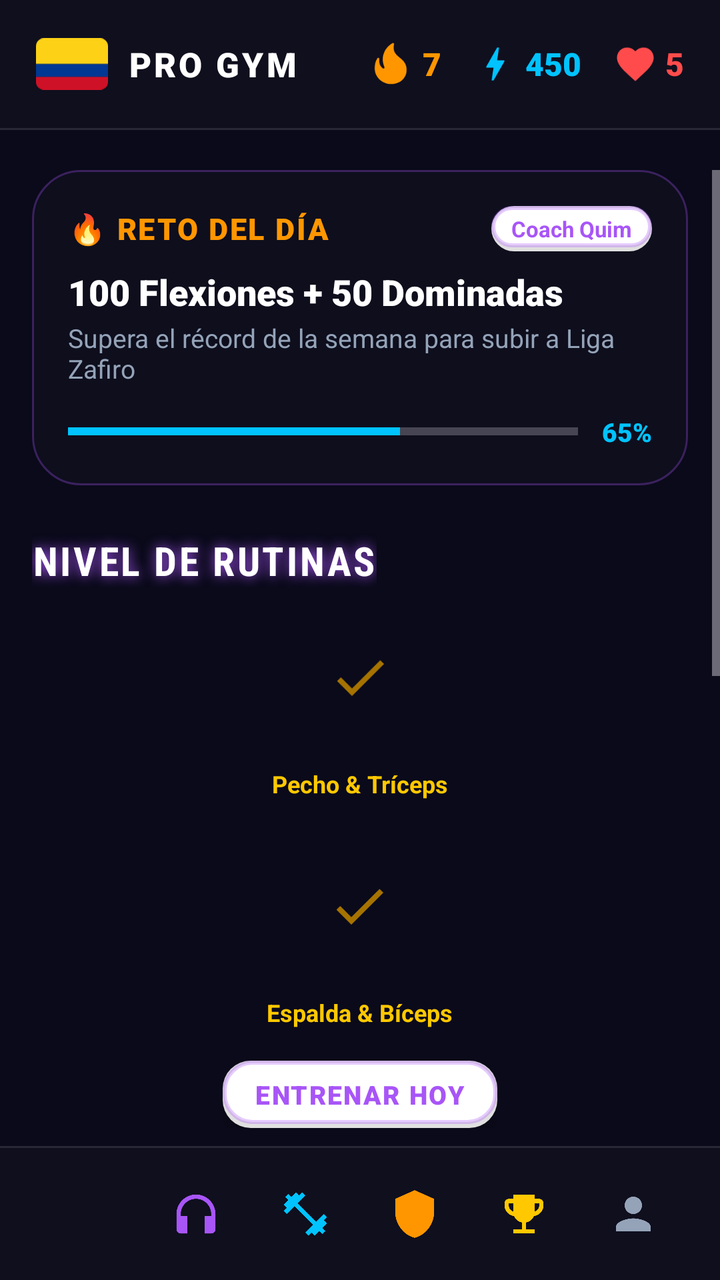
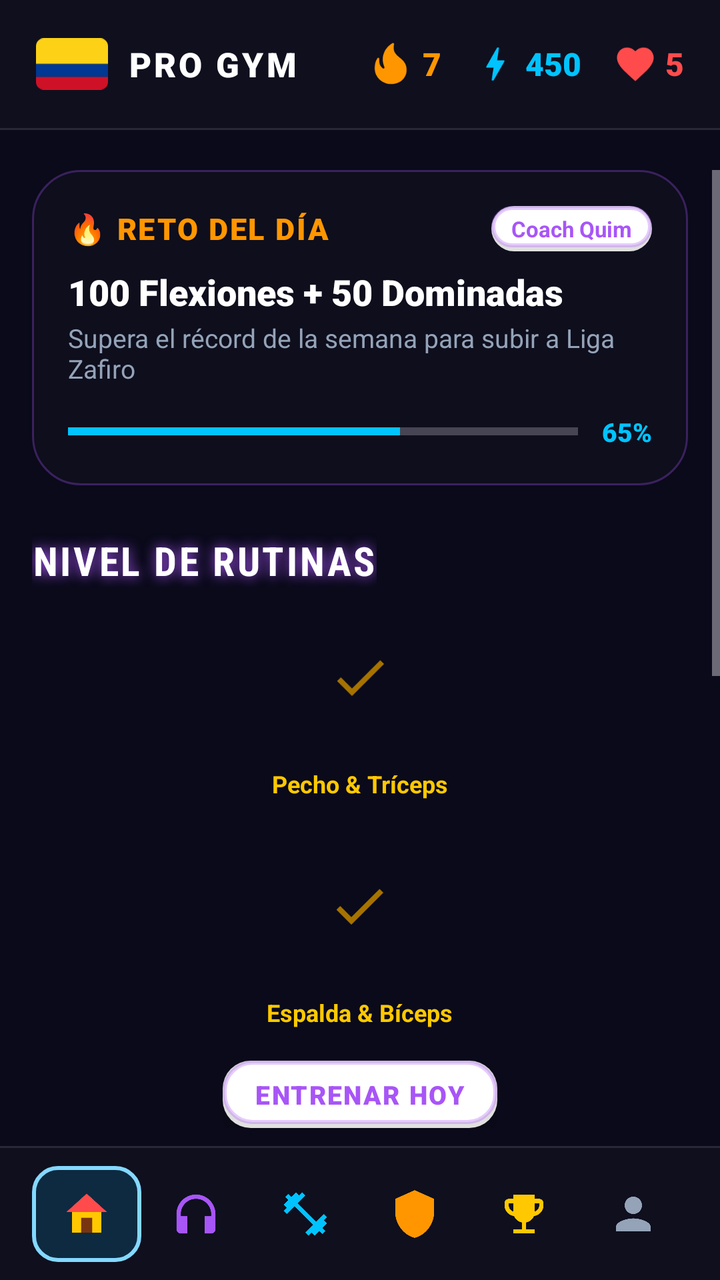

Two renders of the same Android screen: before a commit and after it. Below are the layout's source before the change and the commit's diff.
<!-- AndroidManifest.xml: application theme Theme.PROGYM -->
<!-- res/layout/activity_main.xml -->
<?xml version="1.0" encoding="utf-8"?>
<LinearLayout xmlns:android="http://schemas.android.com/apk/res/android"
    xmlns:app="http://schemas.android.com/apk/res-auto"
    xmlns:tools="http://schemas.android.com/tools"
    android:id="@+id/main"
    android:layout_width="match_parent"
    android:layout_height="match_parent"
    android:background="@color/progym_dark"
    android:orientation="vertical"
    tools:context=".MainActivity">

    
    <LinearLayout
        android:layout_width="match_parent"
        android:layout_height="64dp"
        android:background="@color/progym_nav"
        android:gravity="center_vertical"
        android:orientation="horizontal"
        android:paddingHorizontal="18dp">

        
        <ImageView
            android:id="@+id/ivBandera"
            android:layout_width="36dp"
            android:layout_height="26dp"
            android:contentDescription="Bandera de Colombia"
            android:src="@drawable/ic_flag_colombia" />

        <TextView
            android:layout_width="wrap_content"
            android:layout_height="wrap_content"
            android:layout_marginStart="10dp"
            android:fontFamily="sans-serif-black"
            android:letterSpacing="0.08"
            android:text="PRO GYM"
            android:textColor="@color/white"
            android:textSize="17sp" />

        <View
            android:layout_width="0dp"
            android:layout_height="1dp"
            android:layout_weight="1" />

        
        <ImageView
            android:layout_width="24dp"
            android:layout_height="24dp"
            android:importantForAccessibility="no"
            android:src="@drawable/ic_fire"
            app:tint="@color/duo_fire" />

        <TextView
            android:id="@+id/tvRacha"
            android:layout_width="wrap_content"
            android:layout_height="wrap_content"
            android:layout_marginStart="4dp"
            android:layout_marginEnd="16dp"
            android:fontFamily="sans-serif-black"
            android:text="7"
            android:textColor="@color/duo_fire"
            android:textSize="16sp" />

        
        <ImageView
            android:layout_width="22dp"
            android:layout_height="22dp"
            android:importantForAccessibility="no"
            android:src="@drawable/ic_bolt"
            app:tint="@color/duo_gem" />

        <TextView
            android:id="@+id/tvXp"
            android:layout_width="wrap_content"
            android:layout_height="wrap_content"
            android:layout_marginStart="4dp"
            android:layout_marginEnd="16dp"
            android:fontFamily="sans-serif-black"
            android:text="450"
            android:textColor="@color/duo_gem"
            android:textSize="16sp" />

        
        <ImageView
            android:layout_width="22dp"
            android:layout_height="22dp"
            android:importantForAccessibility="no"
            android:src="@drawable/ic_heart"
            app:tint="@color/duo_heart" />

        <TextView
            android:id="@+id/tvVidas"
            android:layout_width="wrap_content"
            android:layout_height="wrap_content"
            android:layout_marginStart="4dp"
            android:fontFamily="sans-serif-black"
            android:text="5"
            android:textColor="@color/duo_heart"
            android:textSize="16sp" />
    </LinearLayout>

    <View
        android:layout_width="match_parent"
        android:layout_height="1dp"
        android:background="@color/progym_divider" />

    
    <ScrollView
        android:id="@+id/scrollContenido"
        android:layout_width="match_parent"
        android:layout_height="0dp"
        android:layout_weight="1"
        android:clipToPadding="false"
        android:fillViewport="true"
        android:paddingVertical="20dp">

        <LinearLayout
            android:layout_width="match_parent"
            android:layout_height="wrap_content"
            android:orientation="vertical"
            android:paddingHorizontal="16dp">

            
            <LinearLayout
                android:layout_width="match_parent"
                android:layout_height="wrap_content"
                android:background="@drawable/bg_card"
                android:orientation="vertical"
                android:padding="18dp">

                <LinearLayout
                    android:layout_width="match_parent"
                    android:layout_height="wrap_content"
                    android:gravity="center_vertical"
                    android:orientation="horizontal">

                    <TextView
                        android:layout_width="0dp"
                        android:layout_height="wrap_content"
                        android:layout_weight="1"
                        android:fontFamily="sans-serif-black"
                        android:letterSpacing="0.06"
                        android:text="🔥 RETO DEL DÍA"
                        android:textColor="@color/duo_fire"
                        android:textSize="15sp" />

                    <TextView
                        android:layout_width="wrap_content"
                        android:layout_height="wrap_content"
                        android:background="@drawable/bg_duo_speech_bubble"
                        android:paddingHorizontal="10dp"
                        android:paddingVertical="4dp"
                        android:text="Coach Quim"
                        android:textColor="@color/progym_primary"
                        android:textSize="11sp"
                        android:textStyle="bold" />
                </LinearLayout>

                <TextView
                    android:layout_width="wrap_content"
                    android:layout_height="wrap_content"
                    android:layout_marginTop="8dp"
                    android:fontFamily="sans-serif-black"
                    android:text="100 Flexiones + 50 Dominadas"
                    android:textColor="@color/white"
                    android:textSize="18sp" />

                <TextView
                    android:layout_width="wrap_content"
                    android:layout_height="wrap_content"
                    android:layout_marginTop="2dp"
                    android:text="Supera el récord de la semana para subir a Liga Zafiro"
                    android:textColor="@color/progym_text_muted"
                    android:textSize="13sp" />

                
                <LinearLayout
                    android:layout_width="match_parent"
                    android:layout_height="wrap_content"
                    android:layout_marginTop="14dp"
                    android:gravity="center_vertical"
                    android:orientation="horizontal">

                    <ProgressBar
                        style="?android:attr/progressBarStyleHorizontal"
                        android:layout_width="0dp"
                        android:layout_height="10dp"
                        android:layout_weight="1"
                        android:max="100"
                        android:progress="65"
                        android:progressTint="@color/progym_secondary" />

                    <TextView
                        android:layout_width="wrap_content"
                        android:layout_height="wrap_content"
                        android:layout_marginStart="12dp"
                        android:fontFamily="sans-serif-black"
                        android:text="65%"
                        android:textColor="@color/progym_secondary"
                        android:textSize="13sp" />
                </LinearLayout>
            </LinearLayout>

            
            <TextView
                style="@style/ProGym_Titulo"
                android:layout_width="wrap_content"
                android:layout_height="wrap_content"
                android:layout_marginTop="24dp"
                android:layout_marginBottom="12dp"
                android:text="NIVEL DE RUTINAS"
                android:textSize="20sp" />

            
            <RelativeLayout
                android:layout_width="match_parent"
                android:layout_height="wrap_content"
                android:layout_marginBottom="24dp">

                
                <LinearLayout
                    android:id="@+id/bloqueRutina1"
                    android:layout_width="wrap_content"
                    android:layout_height="wrap_content"
                    android:layout_centerHorizontal="true"
                    android:layout_marginStart="-60dp"
                    android:gravity="center"
                    android:orientation="vertical">

                    <FrameLayout
                        android:id="@+id/btnRutina1"
                        android:layout_width="74dp"
                        android:layout_height="74dp">

                        <ImageView
                            android:layout_width="32dp"
                            android:layout_height="32dp"
                            android:layout_gravity="center"
                            android:layout_marginBottom="4dp"
                            android:src="@drawable/ic_check"
                            app:tint="@color/duo_gold_check" />
                    </FrameLayout>

                    <TextView
                        android:layout_width="wrap_content"
                        android:layout_height="wrap_content"
                        android:layout_marginTop="4dp"
                        android:text="Pecho &amp; Tríceps"
                        android:textColor="@color/duo_gold"
                        android:textSize="12sp"
                        android:textStyle="bold" />
                </LinearLayout>

                
                <LinearLayout
                    android:id="@+id/bloqueRutina2"
                    android:layout_width="wrap_content"
                    android:layout_height="wrap_content"
                    android:layout_below="@id/bloqueRutina1"
                    android:layout_centerHorizontal="true"
                    android:layout_marginStart="50dp"
                    android:layout_marginTop="20dp"
                    android:gravity="center"
                    android:orientation="vertical">

                    <FrameLayout
                        android:id="@+id/btnRutina2"
                        android:layout_width="74dp"
                        android:layout_height="74dp">

                        <ImageView
                            android:layout_width="32dp"
                            android:layout_height="32dp"
                            android:layout_gravity="center"
                            android:layout_marginBottom="4dp"
                            android:src="@drawable/ic_check"
                            app:tint="@color/duo_gold_check" />
                    </FrameLayout>

                    <TextView
                        android:layout_width="wrap_content"
                        android:layout_height="wrap_content"
                        android:layout_marginTop="4dp"
                        android:text="Espalda &amp; Bíceps"
                        android:textColor="@color/duo_gold"
                        android:textSize="12sp"
                        android:textStyle="bold" />
                </LinearLayout>

                
                <LinearLayout
                    android:id="@+id/contenedorBurbuja"
                    android:layout_width="wrap_content"
                    android:layout_height="wrap_content"
                    android:layout_below="@id/bloqueRutina2"
                    android:layout_centerHorizontal="true"
                    android:layout_marginStart="-50dp"
                    android:layout_marginTop="16dp"
                    android:gravity="center"
                    android:orientation="vertical">

                    <TextView
                        android:layout_width="wrap_content"
                        android:layout_height="wrap_content"
                        android:background="@drawable/bg_duo_speech_bubble"
                        android:elevation="4dp"
                        android:fontFamily="sans-serif-black"
                        android:letterSpacing="0.06"
                        android:paddingHorizontal="16dp"
                        android:paddingVertical="8dp"
                        android:text="ENTRENAR HOY"
                        android:textColor="@color/progym_primary"
                        android:textSize="13sp" />
                </LinearLayout>

                
                <LinearLayout
                    android:id="@+id/bloqueRutina3"
                    android:layout_width="wrap_content"
                    android:layout_height="wrap_content"
                    android:layout_below="@id/contenedorBurbuja"
                    android:layout_centerHorizontal="true"
                    android:layout_marginStart="-50dp"
                    android:layout_marginTop="6dp"
                    android:gravity="center"
                    android:orientation="vertical">

                    <FrameLayout
                        android:id="@+id/btnRutina3"
                        android:layout_width="74dp"
                        android:layout_height="74dp">

                        <ImageView
                            android:layout_width="32dp"
                            android:layout_height="32dp"
                            android:layout_gravity="center"
                            android:layout_marginBottom="4dp"
                            android:src="@drawable/ic_dumbbell"
                            app:tint="@color/white" />
                    </FrameLayout>

                    <TextView
                        android:layout_width="wrap_content"
                        android:layout_height="wrap_content"
                        android:layout_marginTop="4dp"
                        android:text="Día de Pierna"
                        android:textColor="@color/progym_secondary"
                        android:textSize="12sp"
                        android:textStyle="bold" />
                </LinearLayout>

                
                <LinearLayout
                    android:id="@+id/bloqueRutina4"
                    android:layout_width="wrap_content"
                    android:layout_height="wrap_content"
                    android:layout_below="@id/bloqueRutina3"
                    android:layout_centerHorizontal="true"
                    android:layout_marginStart="40dp"
                    android:layout_marginTop="20dp"
                    android:gravity="center"
                    android:orientation="vertical">

                    <FrameLayout
                        android:id="@+id/btnRutina4"
                        android:layout_width="74dp"
                        android:layout_height="74dp">

                        <ImageView
                            android:layout_width="28dp"
                            android:layout_height="28dp"
                            android:layout_gravity="center"
                            android:layout_marginBottom="4dp"
                            android:src="@drawable/ic_duo_lock"
                            app:tint="@color/progym_text_muted" />
                    </FrameLayout>

                    <TextView
                        android:layout_width="wrap_content"
                        android:layout_height="wrap_content"
                        android:layout_marginTop="4dp"
                        android:text="Hombro &amp; Trapecio"
                        android:textColor="@color/progym_text_muted"
                        android:textSize="12sp"
                        android:textStyle="bold" />
                </LinearLayout>

                
                <LinearLayout
                    android:id="@+id/bloqueRutina5"
                    android:layout_width="wrap_content"
                    android:layout_height="wrap_content"
                    android:layout_below="@id/bloqueRutina4"
                    android:layout_centerHorizontal="true"
                    android:layout_marginTop="20dp"
                    android:layout_marginBottom="16dp"
                    android:gravity="center"
                    android:orientation="vertical">

                    <FrameLayout
                        android:id="@+id/btnRutina5"
                        android:layout_width="74dp"
                        android:layout_height="74dp">

                        <ImageView
                            android:layout_width="28dp"
                            android:layout_height="28dp"
                            android:layout_gravity="center"
                            android:layout_marginBottom="4dp"
                            android:src="@drawable/ic_trophy"
                            app:tint="@color/progym_text_muted" />
                    </FrameLayout>

                    <TextView
                        android:layout_width="wrap_content"
                        android:layout_height="wrap_content"
                        android:layout_marginTop="4dp"
                        android:text="Desafío Titán"
                        android:textColor="@color/progym_text_muted"
                        android:textSize="12sp"
                        android:textStyle="bold" />
                </LinearLayout>

            </RelativeLayout>

            
            <TextView
                android:layout_width="match_parent"
                android:layout_height="wrap_content"
                android:layout_marginTop="10dp"
                android:layout_marginBottom="24dp"
                android:fontFamily="sans-serif-condensed"
                android:gravity="center"
                android:text="&quot;El dolor que sientes hoy, es la fuerza que sentirás mañana.&quot;"
                android:textColor="@color/progym_secondary"
                android:textSize="15sp"
                android:textStyle="italic" />

        </LinearLayout>
    </ScrollView>

    <View
        android:layout_width="match_parent"
        android:layout_height="1dp"
        android:background="@color/progym_divider" />

    
    <LinearLayout
        android:layout_width="match_parent"
        android:layout_height="66dp"
        android:background="@color/progym_nav"
        android:gravity="center_vertical"
        android:orientation="horizontal"
        android:paddingHorizontal="16dp">

        
        <FrameLayout
            android:id="@+id/navHome"
            android:layout_width="0dp"
            android:layout_height="48dp"
            android:layout_weight="1"
            android:background="@drawable/bg_duo_home_selected" />

        
        <FrameLayout
            android:id="@+id/navHeadphones"
            android:layout_width="0dp"
            android:layout_height="match_parent"
            android:layout_weight="1">

            <ImageView
                android:layout_width="26dp"
                android:layout_height="26dp"
                android:layout_gravity="center"
                android:src="@drawable/ic_duo_headphones"
                app:tint="@color/progym_primary" />
        </FrameLayout>

        
        <FrameLayout
            android:id="@+id/navDumbbell"
            android:layout_width="0dp"
            android:layout_height="match_parent"
            android:layout_weight="1">

            <ImageView
                android:layout_width="26dp"
                android:layout_height="26dp"
                android:layout_gravity="center"
                android:src="@drawable/ic_dumbbell"
                app:tint="@color/progym_secondary" />
        </FrameLayout>

        
        <FrameLayout
            android:id="@+id/navShield"
            android:layout_width="0dp"
            android:layout_height="match_parent"
            android:layout_weight="1">

            <ImageView
                android:layout_width="26dp"
                android:layout_height="26dp"
                android:layout_gravity="center"
                android:src="@drawable/ic_duo_shield"
                app:tint="@color/duo_fire" />
        </FrameLayout>

        
        <FrameLayout
            android:id="@+id/navTrophy"
            android:layout_width="0dp"
            android:layout_height="match_parent"
            android:layout_weight="1">

            <ImageView
                android:layout_width="26dp"
                android:layout_height="26dp"
                android:layout_gravity="center"
                android:src="@drawable/ic_trophy"
                app:tint="@color/duo_gold" />
        </FrameLayout>

        
        <FrameLayout
            android:id="@+id/navDots"
            android:layout_width="0dp"
            android:layout_height="match_parent"
            android:layout_weight="1">

            <ImageView
                android:layout_width="26dp"
                android:layout_height="26dp"
                android:layout_gravity="center"
                android:src="@drawable/ic_person"
                app:tint="@color/progym_text_muted" />
        </FrameLayout>
    </LinearLayout>

</LinearLayout>
<!-- resources referenced by this layout -->
<resources>
  <color name="duo_fire">#FF9600</color>
  <color name="duo_gem">#00C3FF</color>
  <color name="duo_gold">#FFC800</color>
  <color name="duo_gold_check">#A67300</color>
  <color name="duo_heart">#FF4B4B</color>
  <color name="progym_dark">#0A0A1A</color>
  <color name="progym_divider">#1FFFFFFF</color>
  <color name="progym_nav">#0F0F1E</color>
  <color name="progym_primary">#A855F7</color>
  <color name="progym_secondary">#00C3FF</color>
  <color name="progym_text_muted">#94A3B8</color>
  <color name="white">#FFFFFFFF</color>
  <!-- drawable bg_card (drawable) -->
  <?xml version="1.0" encoding="utf-8"?>
  <shape xmlns:android="http://schemas.android.com/apk/res/android"
      android:shape="rectangle">
      <solid android:color="@color/progym_card" />
      <corners android:radius="24dp" />
      <stroke
          android:width="1dp"
          android:color="@color/progym_border" />
  </shape>
  <!-- drawable bg_duo_home_selected (drawable) -->
  <?xml version="1.0" encoding="utf-8"?>
  <layer-list xmlns:android="http://schemas.android.com/apk/res/android">
      <item>
          <shape android:shape="rectangle">
              <solid android:color="@color/duo_nav_home_bg" />
              <corners android:radius="12dp" />
              <stroke
                  android:width="2dp"
                  android:color="@color/duo_nav_home_border" />
          </shape>
      </item>
      <item
          android:bottom="8dp"
          android:left="8dp"
          android:right="8dp"
          android:top="8dp">
          <bitmap
              android:gravity="center"
              android:src="@drawable/ic_duo_home_color" />
      </item>
  </layer-list>
  <!-- drawable ic_check (drawable) -->
  <?xml version="1.0" encoding="utf-8"?>
  <vector xmlns:android="http://schemas.android.com/apk/res/android"
      android:width="24dp"
      android:height="24dp"
      android:viewportWidth="24"
      android:viewportHeight="24">
      <path
          android:fillColor="#FFFFFFFF"
          android:pathData="M9,16.17L4.83,12l-1.42,1.41L9,19 21,7l-1.41,-1.41z" />
  </vector>
  <!-- drawable ic_duo_shield (drawable) -->
  <?xml version="1.0" encoding="utf-8"?>
  <vector xmlns:android="http://schemas.android.com/apk/res/android"
      android:width="24dp"
      android:height="24dp"
      android:viewportWidth="24"
      android:viewportHeight="24">
      <path
          android:fillColor="#FFFFFFFF"
          android:pathData="M12,1L3,5v6c0,5.55 3.84,10.74 9,12 5.16,-1.26 9,-6.45 9,-12V5L12,1z" />
  </vector>
  <!-- drawable ic_person (drawable) -->
  <?xml version="1.0" encoding="utf-8"?>
  <vector xmlns:android="http://schemas.android.com/apk/res/android"
      android:width="24dp"
      android:height="24dp"
      android:viewportWidth="24"
      android:viewportHeight="24">
      <path
          android:fillColor="#FFFFFFFF"
          android:pathData="M12,12c2.21,0 4,-1.79 4,-4s-1.79,-4 -4,-4 -4,1.79 -4,4 1.79,4 4,4zM12,14c-2.67,0 -8,1.34 -8,4v2h16v-2c0,-2.66 -5.33,-4 -8,-4z" />
  </vector>
  <style name="ProGym_Titulo">
          <item name="android:fontFamily">sans-serif-condensed</item>
          <item name="android:textStyle">bold</item>
          <item name="android:textAllCaps">true</item>
          <item name="android:letterSpacing">0.06</item>
          <item name="android:textColor">@color/white</item>
          <item name="android:shadowColor">@color/progym_primary</item>
          <item name="android:shadowRadius">16</item>
      </style>
  <style name="Theme.PROGYM" parent="Base.Theme.PROGYM" />
  <color name="progym_card">#CC0F0F1E</color>
  <color name="progym_border">#4DA855F7</color>
  <color name="duo_nav_home_bg">#2600C3FF</color>
  <color name="duo_nav_home_border">#84D8FF</color>
  <color name="duo_speech_border">#4DA855F7</color>
  <!-- unchanged entries left out for length: 11 -->
</resources>

<!-- the commit's change to res/layout/activity_main.xml (unified diff, before → after) -->
@@ -458,7 +458,14 @@
             android:layout_width="0dp"
             android:layout_height="48dp"
             android:layout_weight="1"
-            android:background="@drawable/bg_duo_home_selected" />
+            android:background="@drawable/bg_duo_home_selected">
+
+            <ImageView
+                android:layout_width="26dp"
+                android:layout_height="26dp"
+                android:layout_gravity="center"
+                android:src="@drawable/ic_duo_home_color" />
+        </FrameLayout>
 
         
         <FrameLayout
<!-- resource entries referenced after the edit -->
@@ -24,26 +24,14 @@
   </shape>
   <!-- drawable bg_duo_home_selected (drawable) -->
   <?xml version="1.0" encoding="utf-8"?>
-  <layer-list xmlns:android="http://schemas.android.com/apk/res/android">
-      <item>
-          <shape android:shape="rectangle">
-              <solid android:color="@color/duo_nav_home_bg" />
-              <corners android:radius="12dp" />
-              <stroke
-                  android:width="2dp"
-                  android:color="@color/duo_nav_home_border" />
-          </shape>
-      </item>
-      <item
-          android:bottom="8dp"
-          android:left="8dp"
-          android:right="8dp"
-          android:top="8dp">
-          <bitmap
-              android:gravity="center"
-              android:src="@drawable/ic_duo_home_color" />
-      </item>
-  </layer-list>
+  <shape xmlns:android="http://schemas.android.com/apk/res/android"
+      android:shape="rectangle">
+      <solid android:color="@color/duo_nav_home_bg" />
+      <corners android:radius="12dp" />
+      <stroke
+          android:width="2dp"
+          android:color="@color/duo_nav_home_border" />
+  </shape>
   <!-- drawable ic_check (drawable) -->
   <?xml version="1.0" encoding="utf-8"?>
   <vector xmlns:android="http://schemas.android.com/apk/res/android"
